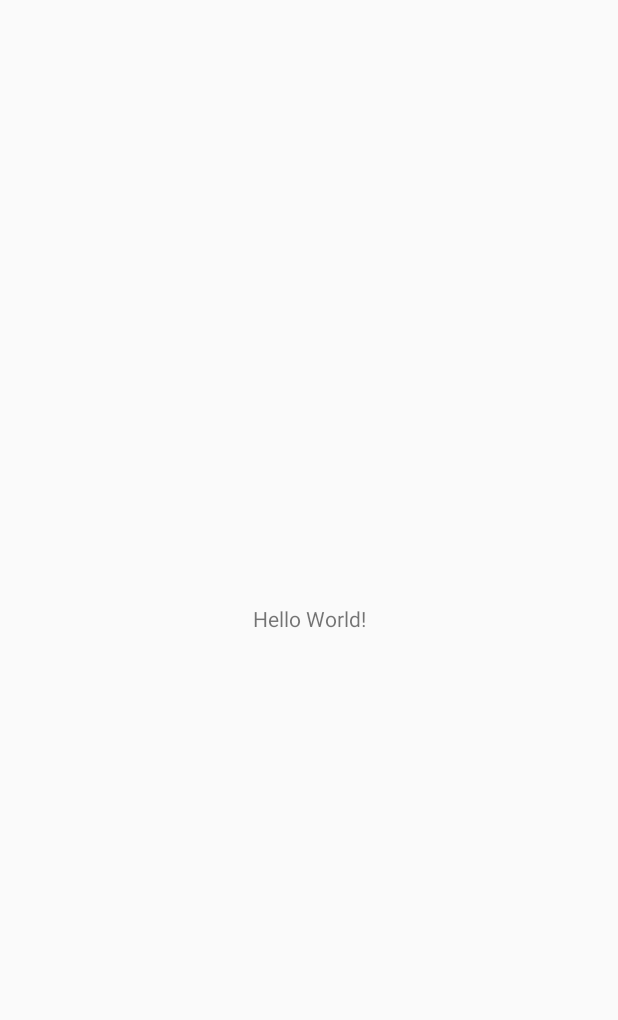
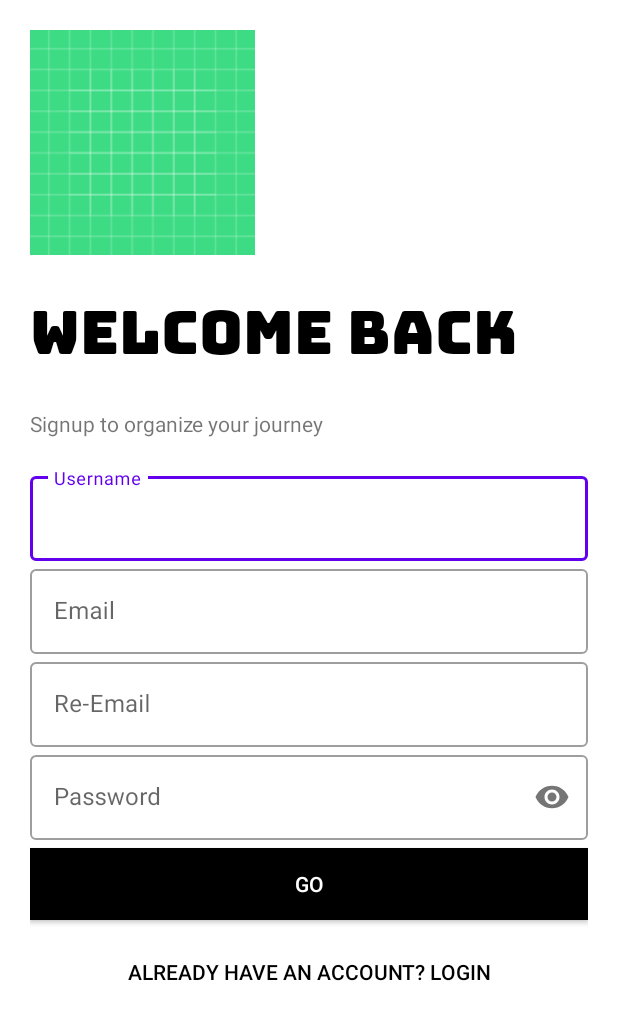
Before and after one commit to Hosam11/TripPlanner, an Android app: the screen it shows after launch (MainActivity before the commit, SignupActivity after it), on a phone screen of 412 x 824 dp. Before the commit the part shown is almost empty. Shown: the top 1020 px of the screen. Run offline under Robolectric (Android 15) with nearby library versions, the phone set to English and light mode, and no system bars.

Commit message:
some error fixing

```diff
--- a/app/src/main/AndroidManifest.xml
+++ b/app/src/main/AndroidManifest.xml
@@ -9,14 +9,15 @@
         android:roundIcon="@mipmap/ic_launcher_round"
         android:supportsRtl="true"
         android:theme="@style/AppTheme">
-        <activity android:name=".SignupActivity"></activity>
+        <activity android:name=".SignupActivity">
+            <intent-filter>
+            <action android:name="android.intent.action.MAIN" />
+
+            <category android:name="android.intent.category.LAUNCHER" />
+        </intent-filter></activity>
         <activity android:name=".LoginActivity" />
         <activity android:name=".MainActivity">
-            <intent-filter>
-                <action android:name="android.intent.action.MAIN" />
 
-                <category android:name="android.intent.category.LAUNCHER" />
-            </intent-filter>
         </activity>
     </application>
 
--- a/app/src/main/res/layout/activity_signup.xml
+++ b/app/src/main/res/layout/activity_signup.xml
@@ -1,6 +1,124 @@
 <?xml version="1.0" encoding="utf-8"?>
-<androidx.constraintlayout.widget.ConstraintLayout
-    xmlns:android="http://schemas.android.com/apk/res/android" android:layout_width="match_parent"
+<ScrollView xmlns:android="http://schemas.android.com/apk/res/android"
+    xmlns:app="http://schemas.android.com/apk/res-auto"
+    xmlns:tools="http://schemas.android.com/tools"
+    android:layout_width="match_parent"
     android:layout_height="match_parent">
+<LinearLayout
+android:layout_width="match_parent"
+android:layout_height="match_parent"
+    android:background="#fff"
+    android:orientation="vertical"
+    android:padding="20dp"
+    tools:context=".signup.SignupActivity">
 
-</androidx.constraintlayout.widget.ConstraintLayout>
+    <ImageView
+        android:layout_width="150dp"
+        android:layout_height="150dp"
+        android:src="@drawable/ic_launcher_background"></ImageView>
+
+    <TextView
+        android:layout_width="wrap_content"
+        android:layout_height="wrap_content"
+        android:text="@string/welcome_signup"
+        android:textColor="#000"
+        android:fontFamily="@font/bungee"
+        android:textSize="40sp"></TextView>
+    <!--    TODO salh a      android:fontFamily="@font/bungee"  -->
+    <TextView
+        android:layout_width="wrap_content"
+        android:layout_height="wrap_content"
+        android:text="@string/signup_to_organize_your_journey"></TextView>
+
+    <LinearLayout
+        android:layout_width="match_parent"
+        android:layout_height="wrap_content"
+        android:layout_marginTop="20dp"
+        android:layout_marginBottom="20dp"
+        android:orientation="vertical">
+
+        <com.google.android.material.textfield.TextInputLayout
+            android:id="@+id/username_signup"
+            style="@style/Widget.MaterialComponents.TextInputLayout.OutlinedBox"
+            android:layout_width="match_parent"
+            android:layout_height="wrap_content"
+            android:hint="@string/username">
+
+            <com.google.android.material.textfield.TextInputEditText
+                android:id="@+id/usernameED"
+                android:layout_width="match_parent"
+                android:layout_height="wrap_content" />
+
+        </com.google.android.material.textfield.TextInputLayout>
+
+        <com.google.android.material.textfield.TextInputLayout
+            android:id="@+id/email1"
+            style="@style/Widget.MaterialComponents.TextInputLayout.OutlinedBox"
+            android:layout_width="match_parent"
+            android:layout_height="wrap_content"
+            android:hint="@string/email">
+
+            <com.google.android.material.textfield.TextInputEditText
+                android:id="@+id/emailEd"
+                android:layout_width="match_parent"
+                android:layout_height="wrap_content"
+                android:inputType="textEmailAddress" />
+
+        </com.google.android.material.textfield.TextInputLayout>
+
+        <com.google.android.material.textfield.TextInputLayout
+            android:id="@+id/email2"
+            style="@style/Widget.MaterialComponents.TextInputLayout.OutlinedBox"
+            android:layout_width="match_parent"
+            android:layout_height="wrap_content"
+            android:hint="Re-Email">
+
+            <com.google.android.material.textfield.TextInputEditText
+                android:id="@+id/emailED2"
+                android:layout_width="match_parent"
+                android:layout_height="wrap_content"
+                android:inputType="textEmailAddress" />
+        </com.google.android.material.textfield.TextInputLayout>
+
+        <com.google.android.material.textfield.TextInputLayout
+            style="@style/Widget.MaterialComponents.TextInputLayout.OutlinedBox"
+            android:layout_width="match_parent"
+
+            android:layout_height="wrap_content"
+            android:hint="@string/password"
+            app:passwordToggleEnabled="true">
+
+            <com.google.android.material.textfield.TextInputEditText
+                android:id="@+id/passwordED"
+                android:layout_width="match_parent"
+                android:layout_height="wrap_content"
+                android:inputType="textPassword" />
+        </com.google.android.material.textfield.TextInputLayout>
+
+        <Button
+            android:id="@+id/goBtn"
+            android:layout_width="match_parent"
+            android:layout_height="wrap_content"
+            android:layout_marginTop="5dp"
+            android:layout_marginBottom="5dp"
+            android:background="#000"
+            android:text="@string/go"
+            android:textColor="#fff" />
+
+        <Button
+            android:id="@+id/signupLoginBtn"
+            android:layout_width="match_parent"
+            android:layout_height="wrap_content"
+            android:layout_gravity="right"
+            android:layout_margin="5dp"
+            android:background="#00000000"
+            android:elevation="0dp"
+            android:text="Already have an account? Login"
+            android:textColor="#000" />
+
+    </LinearLayout>
+
+
+</LinearLayout>
+
+</ScrollView>
--- a/app/src/main/res/values/strings.xml
+++ b/app/src/main/res/values/strings.xml
@@ -1,6 +1,9 @@
 <resources>
     <string name="app_name">TrioPlanner</string>
     <string name="welcome_login">Hello there, Welcome Back</string>
+    <string name="welcome_signup">Welcome Back</string>
+    <string name="signup_to_organize_your_journey">Signup to organize your journey</string>
+    <string name="email">Email</string>
     <string name="sign_in_to_continue">Sign In to continue</string>
     <string name="username">Username</string>
     <string name="password">Password</string>
```
